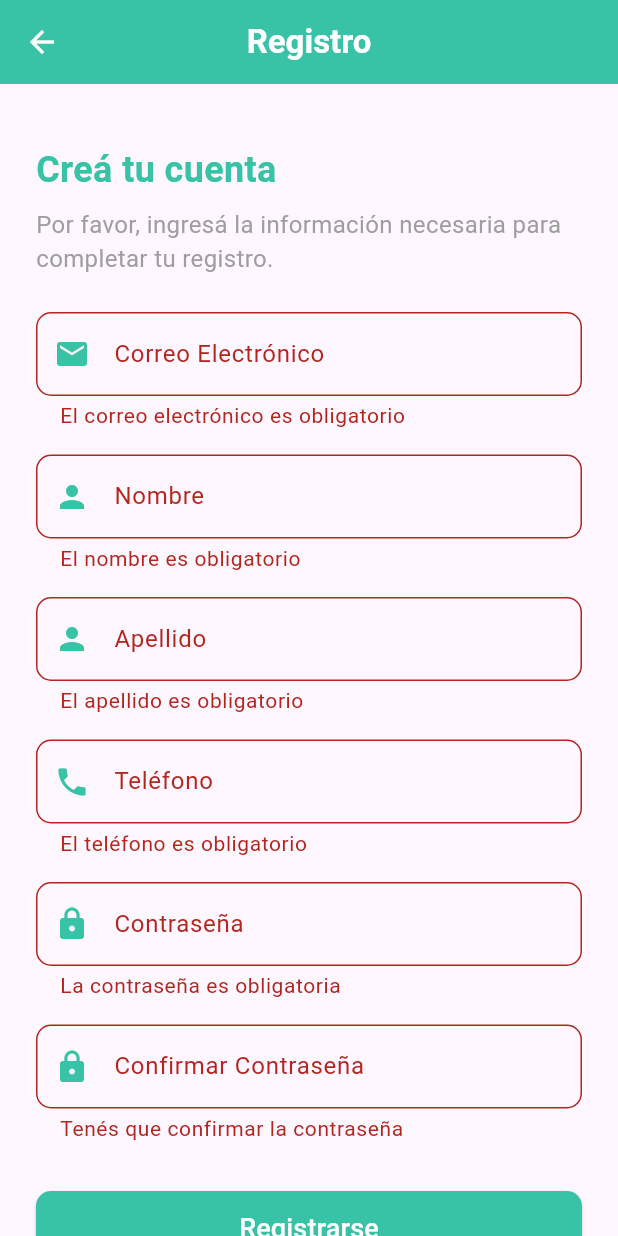
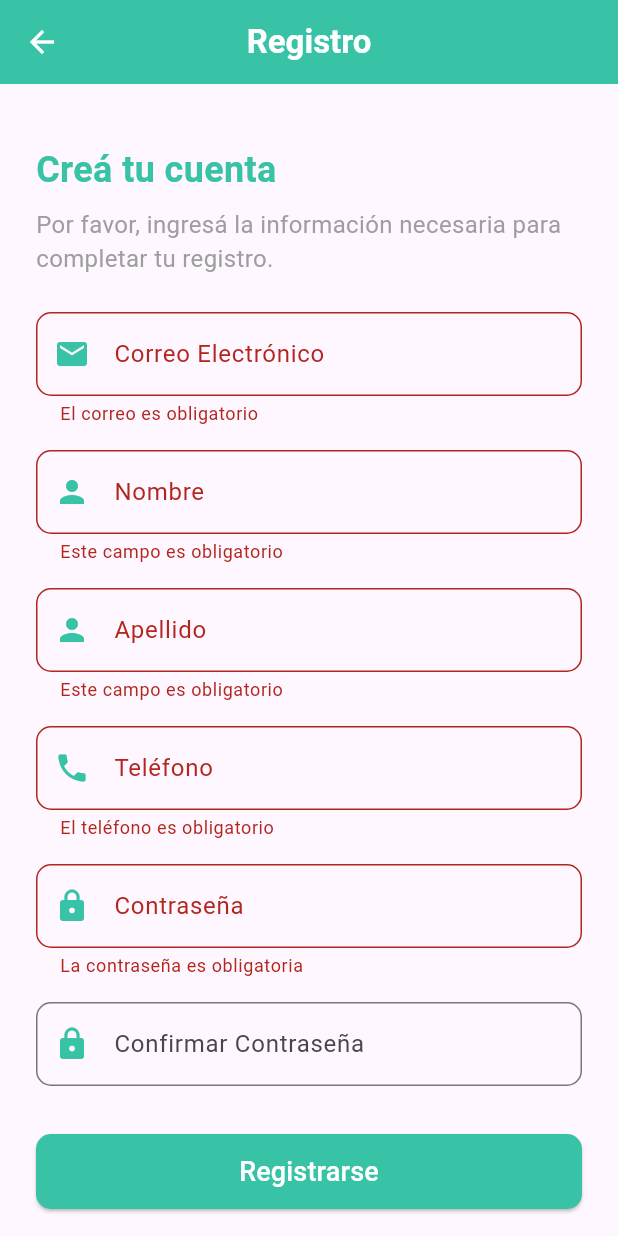
Before and after one commit to Leticia-PenhaG/FrontendLomiChef, a Flutter app: the RegisterPage screen opened by its route, after a tap on "Registrarse", on a phone screen of 412 x 824 dp. Run offline on Flutter 3.47's test engine with Material 3 defaults, Android fonts, the phone set to English and light mode, and no system bars.

Commit message:
se añaden validaciones para aceptar acentos y ñ, wip

```diff
--- a/lib/src/pages/register/register_controller.dart
+++ b/lib/src/pages/register/register_controller.dart
@@ -1,11 +1,12 @@
 import 'package:flutter/material.dart';
 import 'package:lomi_chef_to_go/src/models/response_api.dart';
-
 import '../../models/user.dart';
 import '../../provider/user_provider.dart';
 
 class RegisterController {
   late final BuildContext context;
+  final formKey = GlobalKey<FormState>();
+
   final TextEditingController emailController = TextEditingController();
   final TextEditingController nameController = TextEditingController();
   final TextEditingController lastNameController = TextEditingController();
@@ -16,12 +17,11 @@ class RegisterController {
   UserProvider usersProvider = UserProvider();
 
   Future<void> init(BuildContext context) async {
-    this.context = context;
-    await Future.delayed(Duration.zero);
     usersProvider.init(context);
   }
 
   void register() async {
+    if (formKey.currentState?.validate() == true) {
       String email = emailController.text.trim();
       String name = nameController.text.trim();
       String lastName = lastNameController.text.trim();
@@ -36,22 +36,36 @@ class RegisterController {
         password: password,
       );
 
-    ResponseApi? responseApi = await usersProvider.create(user); // Respuesta del servicio
+      //ResponseApi? responseApi = await usersProvider.create(user);
 
-    if (responseApi?.success == true) {
-      _showDialog('Éxito', 'Usuario registrado correctamente');
-    } else {
-      _showDialog('Error', responseApi?.message ?? 'Error desconocido');
+      //print('RESPUESTA: ${responseApi?.toJson()}');
     }
   }
 
   String? validateEmail(String? value) {
-    if (value == null || value.isEmpty) {
-      return 'El correo electrónico es obligatorio';
-    }
-    const emailRegex = r'^[^@]+@[^@]+\.[^@]+$';
+    if (value == null || value.isEmpty) return 'El correo es obligatorio';
+    const emailRegex =
+        r'^[a-zA-Z0-9._%+-]+@[a-zA-Z0-9.-]+\.[a-zA-Z]{2,}$';
     if (!RegExp(emailRegex).hasMatch(value)) {
       return 'Ingresa un correo válido';
+    }
+    return null;
+  }
+
+  String? validateName(String? value) {
+    if (value == null || value.isEmpty) return 'Este campo es obligatorio';
+    const nameRegex = r"^[a-zA-ZáéíóúÁÉÍÓÚñÑ\s]+$";
+    if (!RegExp(nameRegex).hasMatch(value)) {
+      return 'Solo se permiten letras y espacios';
+    }
+    return null;
+  }
+
+  String? validatePhone(String? value) {
+    if (value == null || value.isEmpty) return 'El teléfono es obligatorio';
+    const phoneRegex = r'^\d{9,}$';
+    if (!RegExp(phoneRegex).hasMatch(value)) {
+      return 'Ingresa un teléfono válido (mínimo 9 dígitos)';
     }
     return null;
   }
@@ -68,39 +82,10 @@ class RegisterController {
     return null;
   }
 
-  String? validatePhone(String? value) {
-    if (value == null || value.isEmpty) {
-      return 'El teléfono es obligatorio';
-    }
-    if (!RegExp(r'^\d{7,15}$').hasMatch(value)) {
-      return 'Ingresa un número de teléfono válido';
-    }
-    return null;
-  }
-
   String? validateConfirmPassword(String? value) {
-    if (value == null || value.isEmpty) {
-      return 'Tenés que confirmar la contraseña';
-    }
-    if (value != passwordController.text.trim()) {
+    if (value != passwordController.text) {
       return 'Las contraseñas no coinciden';
     }
     return null;
   }
-
-  void _showDialog(String title, String message) {
-    showDialog(
-      context: context,
-      builder: (context) => AlertDialog(
-        title: Text(title),
-        content: Text(message),
-        actions: [
-          TextButton(
-            onPressed: () => Navigator.pop(context),
-            child: const Text('Aceptar'),
-          ),
-        ],
-      ),
-    );
 }
-}
--- a/lib/src/pages/register/register_page.dart
+++ b/lib/src/pages/register/register_page.dart
@@ -1,7 +1,7 @@
 import 'package:flutter/material.dart';
 import 'package:flutter/scheduler.dart';
+import 'package:flutter/services.dart';
 import 'package:lomi_chef_to_go/src/pages/register/register_controller.dart';
-
 import '../../utils/app_colors.dart';
 
 class RegisterPage extends StatefulWidget {
@@ -13,9 +13,6 @@ class RegisterPage extends StatefulWidget {
 
 class _RegisterPageState extends State<RegisterPage> {
   final RegisterController _controllerRegister = RegisterController();
-
-  final _formKey =
-      GlobalKey<FormState>(); // Clave del formulario para la validación
 
   @override
   void initState() {
@@ -47,11 +44,12 @@ class _RegisterPageState extends State<RegisterPage> {
         child: Padding(
           padding: const EdgeInsets.all(24.0),
           child: Form(
-            key: _formKey, // Asignar clave al formulario
+            key: _controllerRegister.formKey,
             child: Column(
               crossAxisAlignment: CrossAxisAlignment.start,
               children: [
                 const SizedBox(height: 16),
+
                 const Text(
                   'Creá tu cuenta',
                   style: TextStyle(
@@ -71,26 +69,29 @@ class _RegisterPageState extends State<RegisterPage> {
                   controller: _controllerRegister.emailController,
                   label: 'Correo Electrónico',
                   icon: Icons.email,
-                  validator: (value) =>
-                      _controllerRegister.validateEmail(value),
+                  validator: _controllerRegister.validateEmail,
                 ),
                 const SizedBox(height: 16),
                 _buildTextField(
                   controller: _controllerRegister.nameController,
                   label: 'Nombre',
                   icon: Icons.person,
-                  validator: (value) => value == null || value.isEmpty
-                      ? 'El nombre es obligatorio'
-                      : null,
+                  validator: _controllerRegister.validateName,
+                  inputFormatters: [
+                    FilteringTextInputFormatter.allow(
+                        RegExp(r"[a-zA-ZáéíóúÁÉÍÓÚñÑ\s]")),
+                  ],
                 ),
                 const SizedBox(height: 16),
                 _buildTextField(
                   controller: _controllerRegister.lastNameController,
                   label: 'Apellido',
                   icon: Icons.person,
-                  validator: (value) => value == null || value.isEmpty
-                      ? 'El apellido es obligatorio'
-                      : null,
+                  validator: _controllerRegister.validateName,
+                  inputFormatters: [
+                    FilteringTextInputFormatter.allow(
+                        RegExp(r"[a-zA-ZáéíóúÁÉÍÓÚñÑ\s]")),
+                  ],
                 ),
                 const SizedBox(height: 16),
                 _buildTextField(
@@ -98,8 +99,7 @@ class _RegisterPageState extends State<RegisterPage> {
                   label: 'Teléfono',
                   icon: Icons.phone,
                   inputType: TextInputType.phone,
-                  validator: (value) =>
-                      _controllerRegister.validatePhone(value),
+                  validator: _controllerRegister.validatePhone,
                 ),
                 const SizedBox(height: 16),
                 _buildTextField(
@@ -107,8 +107,7 @@ class _RegisterPageState extends State<RegisterPage> {
                   label: 'Contraseña',
                   icon: Icons.lock,
                   isPassword: true,
-                  validator: (value) =>
-                      _controllerRegister.validatePassword(value),
+                  validator: _controllerRegister.validatePassword,
                 ),
                 const SizedBox(height: 16),
                 _buildTextField(
@@ -116,8 +115,7 @@ class _RegisterPageState extends State<RegisterPage> {
                   label: 'Confirmar Contraseña',
                   icon: Icons.lock,
                   isPassword: true,
-                  validator: (value) =>
-                      _controllerRegister.validateConfirmPassword(value),
+                  validator: _controllerRegister.validateConfirmPassword,
                 ),
                 const SizedBox(height: 32),
 
@@ -126,9 +124,7 @@ class _RegisterPageState extends State<RegisterPage> {
                   height: 50,
                   child: ElevatedButton(
                     onPressed: () {
-                      if (_formKey.currentState!.validate()) {
-                        _controllerRegister.register();
-                      }
+                      _controllerRegister.register();
                     },
                     style: ElevatedButton.styleFrom(
                       backgroundColor: const Color(0xff38c2a6),
@@ -150,7 +146,7 @@ class _RegisterPageState extends State<RegisterPage> {
     );
   }
 
-  // Método para construir un TextField personalizado
+  /// Método para construir un TextField personalizado
   Widget _buildTextField({
     required TextEditingController controller,
     required String label,
@@ -158,21 +154,19 @@ class _RegisterPageState extends State<RegisterPage> {
     bool isPassword = false,
     TextInputType inputType = TextInputType.text,
     String? Function(String?)? validator,
+    List<TextInputFormatter>? inputFormatters,
   }) {
     return TextFormField(
       controller: controller,
       obscureText: isPassword,
       keyboardType: inputType,
+      inputFormatters: inputFormatters,
       decoration: InputDecoration(
         labelText: label,
         prefixIcon: Icon(icon, color: const Color(0xff38c2a6)),
         border: OutlineInputBorder(
           borderRadius: BorderRadius.circular(10),
         ),
-        errorStyle: const TextStyle(
-          fontSize: 14,
-          overflow: TextOverflow.ellipsis, // Controla el desbordamiento
-        ),
       ),
       validator: validator,
     );
```
Lines whose indentation alone changed are shown as unchanged.
